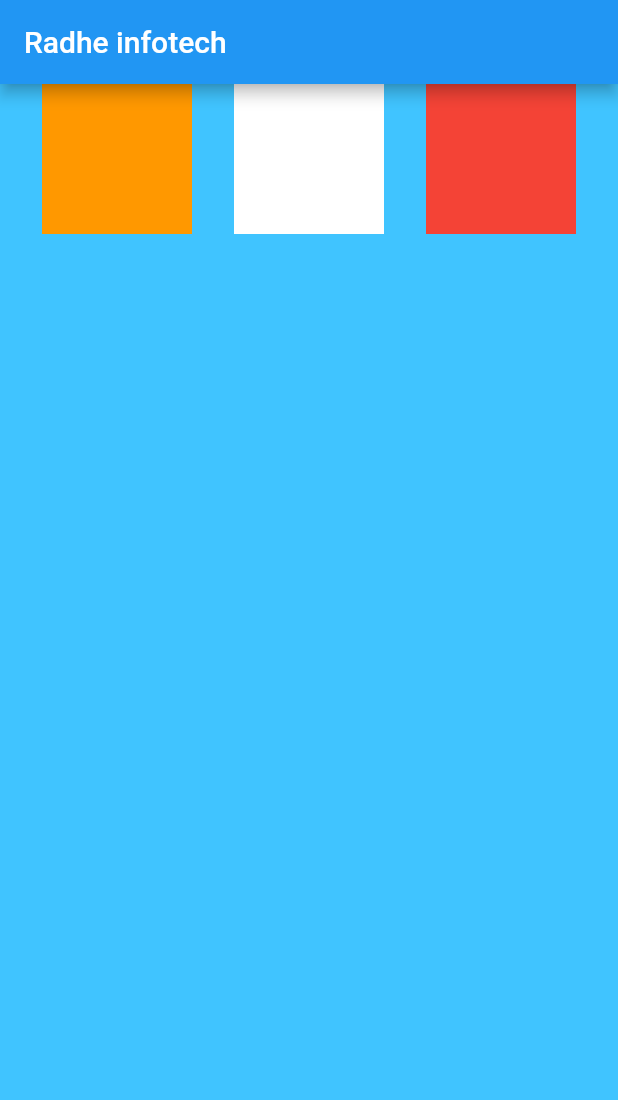
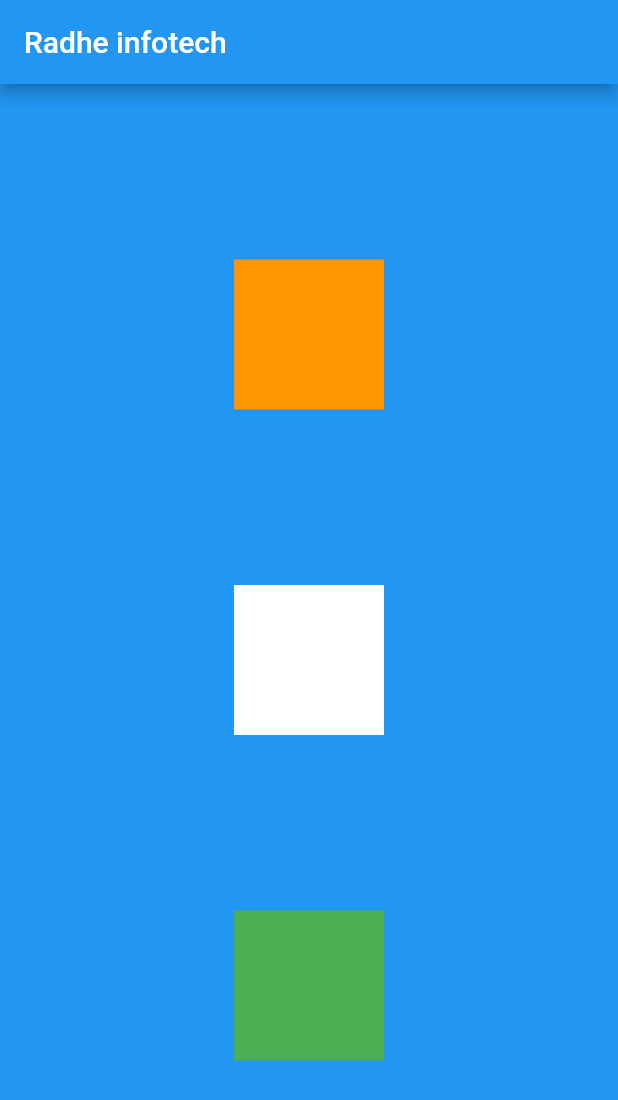
Before and after one commit to nikhil0667/flutter_application_1, a Flutter app: the screen it shows after launch, on a phone screen of 412 x 824 dp. Shown: the top 1100 px of the screen. Run offline on Flutter 3.47's test engine with Material 2 defaults, Android fonts, the phone set to English and light mode, and no system bars.

Commit message:
Ch-2 Complete

```diff
--- a/lib/main.dart
+++ b/lib/main.dart
@@ -1,4 +1,3 @@
-import 'package:flutter/gestures.dart';
 import 'package:flutter/material.dart';
 
 void main(List<String> args) {
@@ -17,31 +16,39 @@ class Homepage extends StatelessWidget {
       appBar: AppBar(
         title: const Text("Radhe infotech"),
       ),
-      backgroundColor: Colors.lightBlueAccent,
       // ignore: avoid_unnecessary_containers
-      body: Row(
+      body: Container(
+        color: Colors.blue,
+        width: MediaQuery.of(context).size.width,
+        height: MediaQuery.of(context).size.height,
+        child: SizedBox(
+          child: Column(
             mainAxisAlignment: MainAxisAlignment.spaceEvenly,
             crossAxisAlignment: CrossAxisAlignment.center,
-          children:<Widget> [
+            children: <Widget>[
               Container(
-              padding: const EdgeInsets.all(10),
+
                 width: 100,
                 height: 100,
                 color: Colors.orange,
               ),
               Container(
-              padding: const EdgeInsets.all(10),
+
+                // margin: const EdgeInsets.only(left: 10.0,right: 10.0),
                 width: 100,
                 height: 100,
                 color: Colors.white,
               ),
               Container(
-              padding: const EdgeInsets.all(10),
+
+                // margin: const EdgeInsets.only(left: 10.0,right: 10.0),
                 width: 100,
                 height: 100,
-              color: Colors.red,
+                color: Colors.green,
               ),
             ],
+          ),
+        ),
       ),
     );
   }
```
Lines whose indentation alone changed are shown as unchanged.
